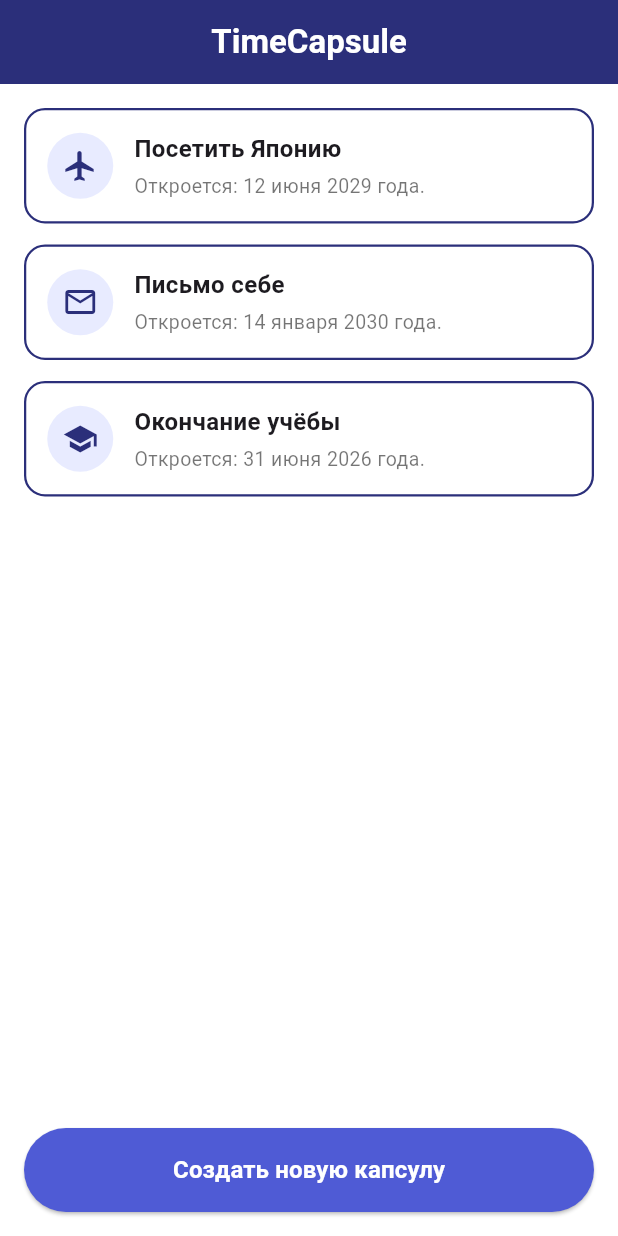
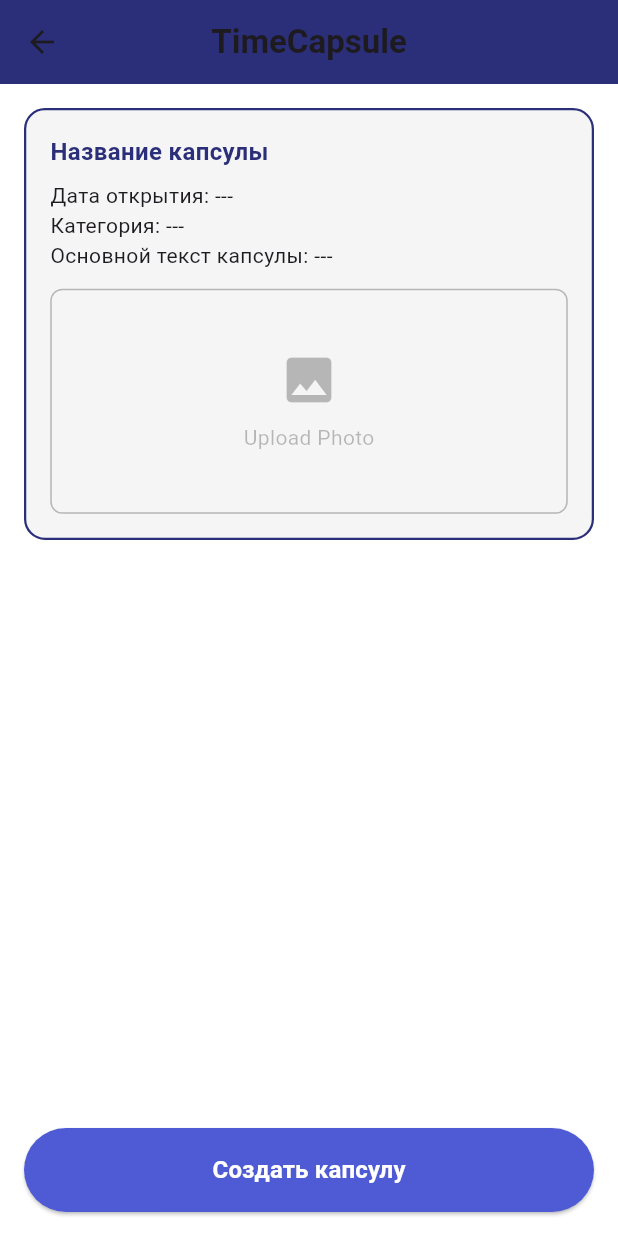
Before and after one commit to 7j0key7/Time-Capsule, a Flutter app: the screen it shows after launch, after a tap on "Создать новую капсулу", on a phone screen of 412 x 824 dp. Run offline on Flutter 3.47's test engine with Material 3 defaults, Android fonts, the phone set to English and light mode, and no system bars.

Commit message:
3 экран и переход

```diff
--- /dev/null
+++ b/lib/create.dart
@@ -0,0 +1,109 @@
+import 'package:flutter/material.dart';
+
+class CreateScreen extends StatelessWidget {
+  const CreateScreen({super.key});
+
+  @override
+  Widget build(BuildContext context) {
+    return Scaffold(
+      backgroundColor: Colors.white,
+
+      appBar: AppBar(
+        backgroundColor: const Color(0xFF2B2F7A),
+        title: const Text(
+          'TimeCapsule',
+          style: TextStyle(
+            fontSize: 22,
+            fontWeight: FontWeight.w600,
+          ),
+        ),
+        centerTitle: true,
+        leading: IconButton(
+          icon: const Icon(Icons.arrow_back),
+          onPressed: () {
+            Navigator.pop(context);
+          },
+        ),
+        elevation: 0,
+      ),
+
+      body: Padding(
+        padding: const EdgeInsets.all(16),
+        child: Column(
+          children: [
+
+            Container(
+              padding: const EdgeInsets.all(16),
+              decoration: BoxDecoration(
+                color: const Color(0xFFF5F5F5),
+                borderRadius: BorderRadius.circular(14),
+                border: Border.all(color: const Color(0xFF2B2F7A), width: 1.5),
+              ),
+              child: Column(
+                crossAxisAlignment: CrossAxisAlignment.start,
+                children: [
+                  const Text(
+                    'Название капсулы',
+                    style: TextStyle(
+                      fontWeight: FontWeight.w600,
+                      fontSize: 16,
+                      color: Color(0xFF2B2F7A),
+                    ),
+                  ),
+                  const SizedBox(height: 8),
+                  const Text('Дата открытия: ---'),
+                  const Text('Категория: ---'),
+                  const Text('Основной текст капсулы: ---'),
+                  const SizedBox(height: 12),
+
+                  Container(
+                    width: double.infinity,
+                    height: 150,
+                    decoration: BoxDecoration(
+                      border: Border.all(color: Colors.black26),
+                      borderRadius: BorderRadius.circular(8),
+                    ),
+                    child: const Center(
+                      child: Column(
+                        mainAxisAlignment: MainAxisAlignment.center,
+                        children: [
+                          Icon(Icons.image, size: 40, color: Colors.black26),
+                          SizedBox(height: 8),
+                          Text('Upload Photo', style: TextStyle(color: Colors.black26)),
+                        ],
+                      ),
+                    ),
+                  ),
+                ],
+              ),
+            ),
+
+            const Spacer(),
+
+            SizedBox(
+              width: double.infinity,
+              height: 56,
+              child: ElevatedButton(
+                onPressed: () {},
+                style: ElevatedButton.styleFrom(
+                  backgroundColor: const Color(0xFF4F5BD5),
+                  shape: RoundedRectangleBorder(
+                    borderRadius: BorderRadius.circular(28),
+                  ),
+                ),
+                child: const Text(
+                  'Создать капсулу',
+                  style: TextStyle(
+                    fontSize: 16,
+                    fontWeight: FontWeight.w600,
+                    color: Colors.white,
+                  ),
+                ),
+              ),
+            ),
+          ],
+        ),
+      ),
+    );
+  }
+}
--- a/lib/edit.dart
+++ b/lib/edit.dart
@@ -33,7 +33,6 @@ class EditScreen extends StatelessWidget {
         child: Column(
           children: [
 
-            /// КАРТОЧКА
             Container(
               padding: const EdgeInsets.all(16),
               decoration: BoxDecoration(
@@ -48,7 +47,6 @@ class EditScreen extends StatelessWidget {
                 crossAxisAlignment: CrossAxisAlignment.start,
                 children: [
 
-                  /// Заголовок
                   Row(
                     children: [
                       Container(
@@ -107,7 +105,6 @@ class EditScreen extends StatelessWidget {
 
                   const SizedBox(height: 12),
 
-                  /// КНОПКА ИЗМЕНИТЬ ФОТО (ПОКА БЕЗ ЛОГИКИ)
                   TextButton(
                     onPressed: () {},
                     child: const Text(
@@ -121,7 +118,6 @@ class EditScreen extends StatelessWidget {
 
                   const SizedBox(height: 8),
 
-                  /// ЗАГЛУШКА ПОД ФОТО
                   Container(
                     height: 180,
                     width: double.infinity,
@@ -143,7 +139,6 @@ class EditScreen extends StatelessWidget {
 
             const Spacer(),
 
-            /// КНОПКИ
             SizedBox(
               width: double.infinity,
               height: 56,
--- a/lib/main.dart
+++ b/lib/main.dart
@@ -1,5 +1,6 @@
 import 'package:flutter/material.dart';
 import 'edit.dart';
+import 'create.dart';
 
 void main() {
   runApp(const MyApp());
@@ -42,7 +43,6 @@ class HomeScreen extends StatelessWidget {
         child: Column(
           children: [
 
-            /// КЛИКАБЕЛЬНАЯ КАРТОЧКА
             capsuleCard(
               context: context,
               icon: Icons.flight,
@@ -51,7 +51,6 @@ class HomeScreen extends StatelessWidget {
               openEdit: true,
             ),
 
-            /// ОБЫЧНЫЕ КАРТОЧКИ
             capsuleCard(
               context: context,
               icon: Icons.mail_outline,
@@ -72,7 +71,14 @@ class HomeScreen extends StatelessWidget {
               width: double.infinity,
               height: 56,
               child: ElevatedButton(
-                onPressed: () {},
+                onPressed: () {
+                  Navigator.push(
+                    context,
+                    MaterialPageRoute(
+                      builder: (context) => const CreateScreen(),
+                    ),
+                  );
+                },
                 style: ElevatedButton.styleFrom(
                   backgroundColor: const Color(0xFF4F5BD5),
                   shape: RoundedRectangleBorder(
```
Also changed, not shown: lib/screens/mainscreen.dart (added).
